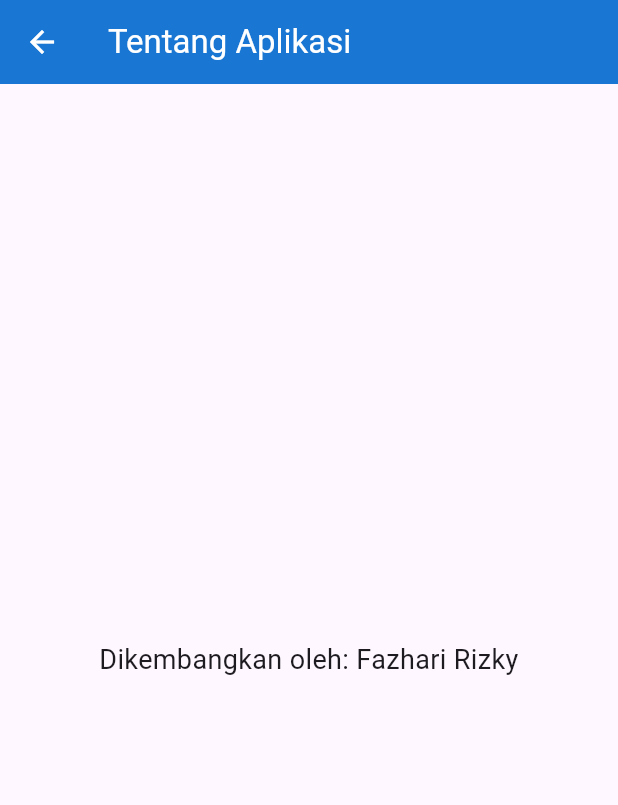
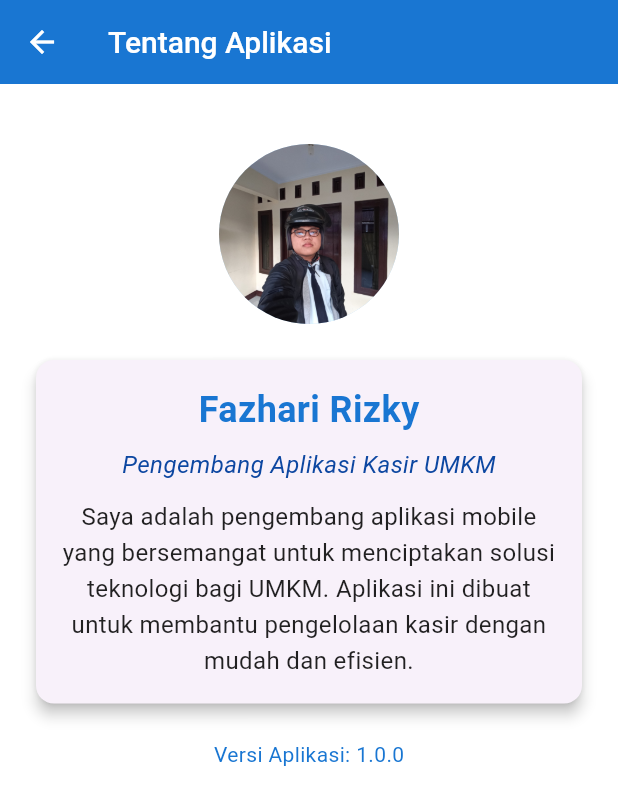
Before and after one commit to FazhariRizkyy/KasirKu, a Flutter app: the AboutPage screen opened directly, on a phone screen of 412 x 824 dp. Shown: the top 805 px of the screen. Run offline on Flutter 3.47's test engine with Material 3 defaults, Android fonts, the phone set to English and light mode, and no system bars; our stand-ins replace animate_do, animated_splash_screen, google_fonts, image_picker, lottie, pdf and 2 more; accounts and stored records are empty.

Commit message:
Repair UI

```diff
--- a/lib/components/about.dart
+++ b/lib/components/about.dart
@@ -1,5 +1,5 @@
-// components/about.dart
 import 'package:flutter/material.dart';
+import 'package:google_fonts/google_fonts.dart';
 
 class AboutPage extends StatelessWidget {
   const AboutPage({super.key});
@@ -8,18 +8,85 @@ class AboutPage extends StatelessWidget {
   Widget build(BuildContext context) {
     return Scaffold(
       appBar: AppBar(
-        title: const Text('Tentang Aplikasi'),
+        title: Text(
+          'Tentang Aplikasi',
+          style: GoogleFonts.roboto(
+            fontSize: 20,
+            fontWeight: FontWeight.w500,
+            color: Colors.white,
+          ),
+        ),
         backgroundColor: Colors.blue.shade700,
-        foregroundColor:Colors.white,
+        foregroundColor: Colors.white,
+        elevation: 0, // Flat modern look
       ),
-      body: const Center(
-        child: Padding(
-          padding: EdgeInsets.all(20),
-          child: Text(
-            'Dikembangkan oleh: Fazhari Rizky',
-            style: TextStyle(fontSize: 18),
-            textAlign: TextAlign.center,
-          ),
+      backgroundColor: Colors.white, // Tema warna putih untuk latar belakang
+      body: SingleChildScrollView(
+        padding: const EdgeInsets.all(20.0),
+        child: Column(
+          crossAxisAlignment: CrossAxisAlignment.center,
+          children: [
+            // Foto profil di bagian atas
+            const SizedBox(height: 20),
+            CircleAvatar(
+              radius: 60,
+              backgroundImage: const AssetImage(
+                'assets/images/GW-TUH.jpg', // Ganti dengan URL atau AssetImage('assets/images/foto_kamu.jpg')
+              ),
+              backgroundColor: Colors.blue.shade100, // Warna cadangan jika gambar gagal dimuat
+            ),
+            const SizedBox(height: 20),
+            // Kartu informasi pengembang
+            Card(
+              elevation: 4,
+              shape: RoundedRectangleBorder(
+                borderRadius: BorderRadius.circular(12),
+              ),
+              child: Padding(
+                padding: const EdgeInsets.all(16.0),
+                child: Column(
+                  children: [
+                    Text(
+                      'Fazhari Rizky',
+                      style: GoogleFonts.roboto(
+                        fontSize: 24,
+                        fontWeight: FontWeight.bold,
+                        color: Colors.blue.shade700,
+                      ),
+                    ),
+                    const SizedBox(height: 8),
+                    Text(
+                      'Pengembang Aplikasi Kasir UMKM',
+                      style: GoogleFonts.roboto(
+                        fontSize: 16,
+                        color: Colors.blue.shade900,
+                        fontStyle: FontStyle.italic,
+                      ),
+                    ),
+                    const SizedBox(height: 12),
+                    Text(
+                      'Saya adalah pengembang aplikasi mobile yang bersemangat untuk menciptakan solusi teknologi bagi UMKM. Aplikasi ini dibuat untuk membantu pengelolaan kasir dengan mudah dan efisien.',
+                      style: GoogleFonts.roboto(
+                        fontSize: 16,
+                        color: Colors.black87,
+                        height: 1.5,
+                      ),
+                      textAlign: TextAlign.center,
+                    ),
+                  ],
+                ),
+              ),
+            ),
+            const SizedBox(height: 20),
+            // Informasi tambahan (opsional)
+            Text(
+              'Versi Aplikasi: 1.0.0',
+              style: GoogleFonts.roboto(
+                fontSize: 14,
+                color: Colors.blue.shade700,
+              ),
+            ),
+          ],
         ),
       ),
     );
--- a/pubspec.yaml
+++ b/pubspec.yaml
@@ -74,7 +74,9 @@ flutter:
   assets:
     - assets/images/splash-removebg-preview.png
     - assets/images/KasirKu.png
+    - assets/images/GW-TUH.jpg
     - assets/images/KasirKu-Icon.png
+    - assets/images/KasirKu-Rezize.png
     - assets/animation/Animasi-1.json
     - assets/animation/Animasi-2.json
     - assets/animation/Animasi-3.json
```
Also changed, not shown: lib/components/menu.dart (+60 -54 lines), lib/components/splash_screen.dart (+8 -7 lines), assets/images/GW-TUH.jpg (added), assets/images/Kasirku-Rezize.png (added).
